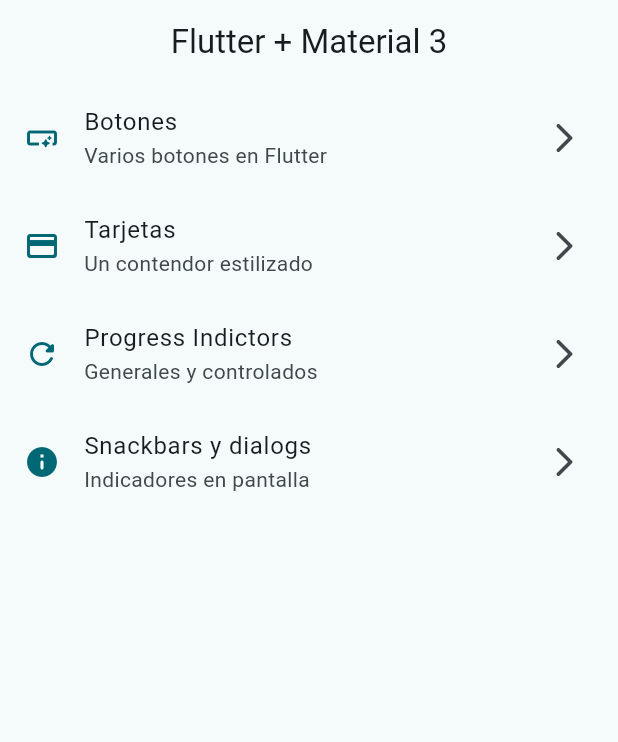
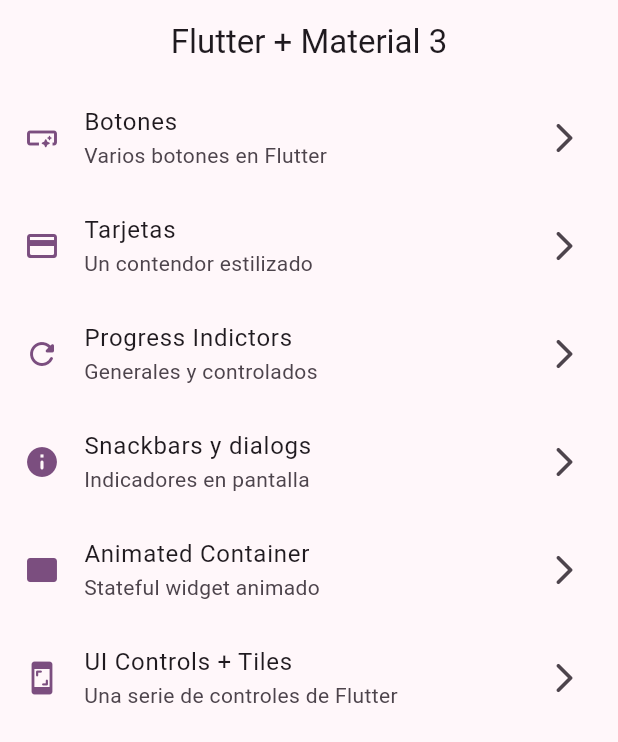
Before and after one commit to SnakeHacKx/widgets_app, a Flutter app: the screen it shows after launch, on a phone screen of 412 x 824 dp. Shown: the top 742 px of the screen. Run offline on Flutter 3.47's test engine with Material 2 defaults, Android fonts, the phone set to English and light mode, and no system bars; our stand-ins replace go_router.

Commit message:
uiscreen termnado

```diff
--- a/lib/config/menu/menu_items.dart
+++ b/lib/config/menu/menu_items.dart
@@ -39,4 +39,16 @@ const appMenuItems = <MenuItem>[
     link: '/snackbars',
     icon: Icons.info_rounded,
   ),
+  MenuItem(
+    title: 'Animated Container',
+    subTitle: 'Stateful widget animado',
+    link: '/animated',
+    icon: Icons.rectangle_rounded,
+  ),
+  MenuItem(
+    title: 'UI Controls + Tiles',
+    subTitle: 'Una serie de controles de Flutter',
+    link: '/ui-controls',
+    icon: Icons.screenshot_rounded,
+  ),
 ];
--- a/lib/config/router/app_router.dart
+++ b/lib/config/router/app_router.dart
@@ -30,5 +30,15 @@ final appRouter = GoRouter(
       name: SnackBarScreen.name,
       builder: (context, state) => const SnackBarScreen(),
     ),
+    GoRoute(
+      path: '/animated',
+      name: AnimatedScreen.name,
+      builder: (context, state) => const AnimatedScreen(),
+    ),
+    GoRoute(
+      path: '/ui-controls',
+      name: UiControlsScreen.name,
+      builder: (context, state) => const UiControlsScreen(),
+    ),
   ],
 );
--- a/lib/config/theme/app_theme.dart
+++ b/lib/config/theme/app_theme.dart
@@ -6,9 +6,10 @@ const colorList = <Color>[
   Colors.black,
   Colors.orange,
   Colors.purple,
-  Colors.green,
+  Colors.greenAccent,
   Colors.red,
   Colors.white,
+
 ];
 
 class AppTheme {
--- a/lib/main.dart
+++ b/lib/main.dart
@@ -16,7 +16,7 @@ class MainApp extends StatelessWidget {
       title: 'Flutter Widgets',
       routerConfig: appRouter,
       debugShowCheckedModeBanner: false,
-      theme: AppTheme(selectedColor: 7).getTheme(),
+      theme: AppTheme(selectedColor: 4).getTheme(),
 
     );
   }
```
Also changed, not shown: lib/presentation/screens/animated/animated_screens.dart (+46 -2 lines), lib/presentation/screens/ui_controls/ui_controls_screen.dart (+102 -1 lines).
